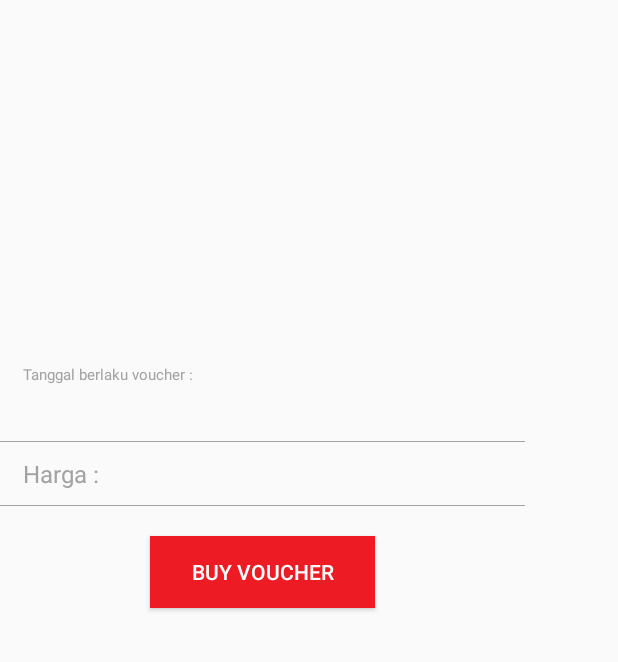
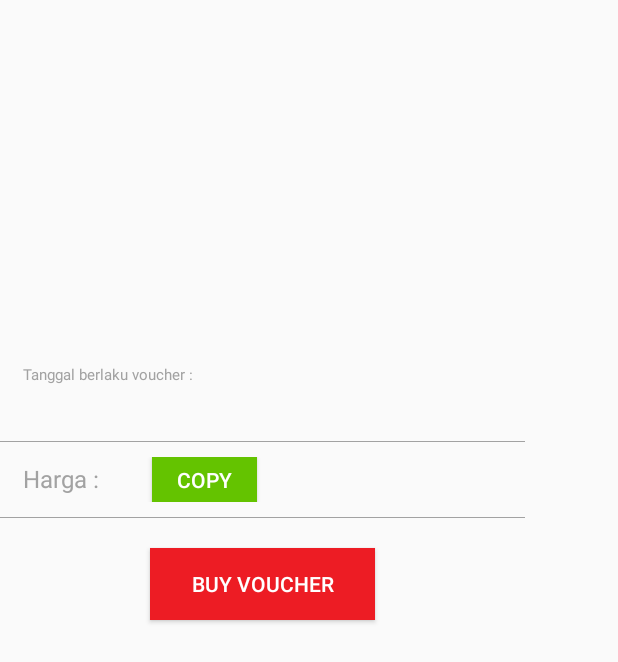
Before and after one commit to mapratama/promosee, an Android app: the layout voucher_details_layout.xml on its own in the app's theme, with its tools: preview values and no code run, on a phone screen of 412 x 824 dp. Shown: the top 662 px of the screen. Run offline under Robolectric (Android 15) with nearby library versions, the light colour scheme and no system bars; plain views replace SimpleDraweeView.

Commit message:
update 31 juli

```diff
--- a/app/build.gradle
+++ b/app/build.gradle
@@ -3,12 +3,12 @@
 apply plugin: 'realm-android'
 
 android {
-    compileSdkVersion 25
-    buildToolsVersion "25.0.1"
+    compileSdkVersion 26
+    buildToolsVersion "26"
     defaultConfig {
         applicationId "com.android.promosee"
         minSdkVersion 16
-        targetSdkVersion 25
+        targetSdkVersion 26
         versionCode 1
         versionName "1.0"
         testInstrumentationRunner "android.support.test.runner.AndroidJUnitRunner"
--- a/app/src/main/res/layout/voucher_details_layout.xml
+++ b/app/src/main/res/layout/voucher_details_layout.xml
@@ -89,8 +89,17 @@
             android:textColor="@color/LightRed"
             android:textSize="16sp"
             android:layout_marginLeft="5sp"
-            android:layout_width="match_parent"
+            android:layout_width="wrap_content"
             android:layout_height="wrap_content" />
+
+        <Button
+            android:id="@+id/copy_button"
+            android:layout_width="70dp"
+            android:layout_height="30dp"
+            android:text="Copy"
+            android:layout_marginLeft="30dp"
+            android:textColor="@color/White"
+            android:background="@color/Green"/>
 
     </LinearLayout>
 
--- a/build.gradle
+++ b/build.gradle
@@ -6,7 +6,7 @@
         mavenCentral()
     }
     dependencies {
-        classpath 'com.android.tools.build:gradle:2.3.1'
+        classpath 'com.android.tools.build:gradle:2.3.3'
         classpath 'com.neenbedankt.gradle.plugins:android-apt:1.8'
         classpath 'com.google.gms:google-services:3.0.0'
         classpath "io.realm:realm-gradle-plugin:3.1.2"
```
Also changed, not shown: app/src/main/java/com/android/promosee/dialogs/VoucherDetailsDialog.java (+15 -1 lines), 2 other files.
